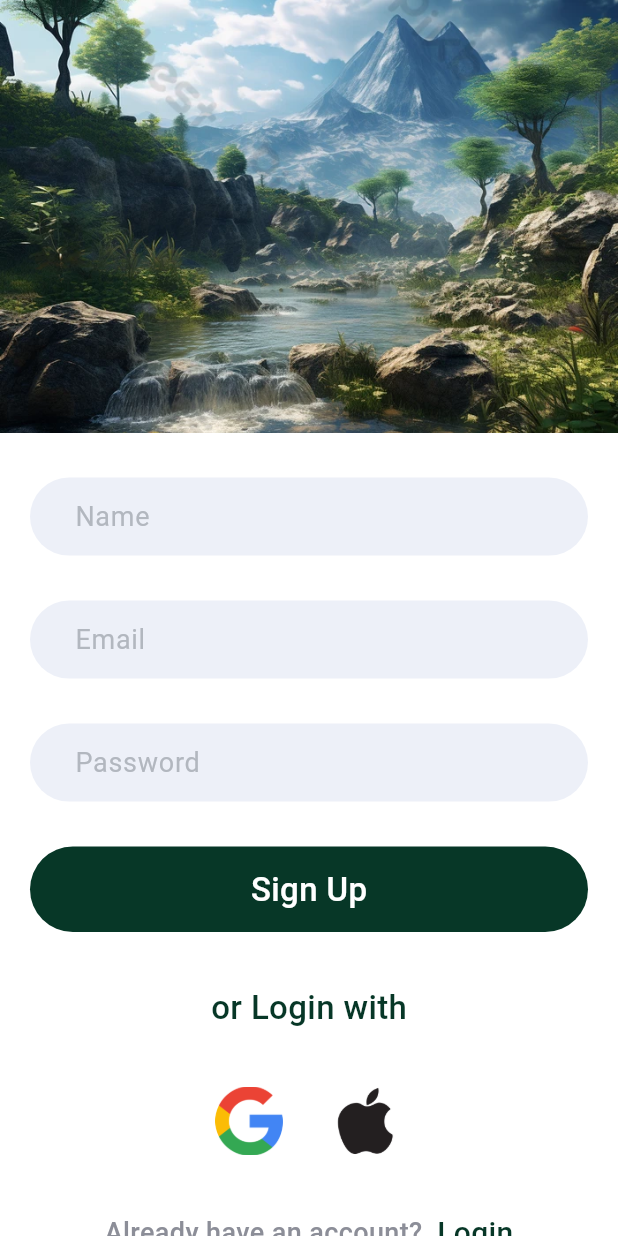
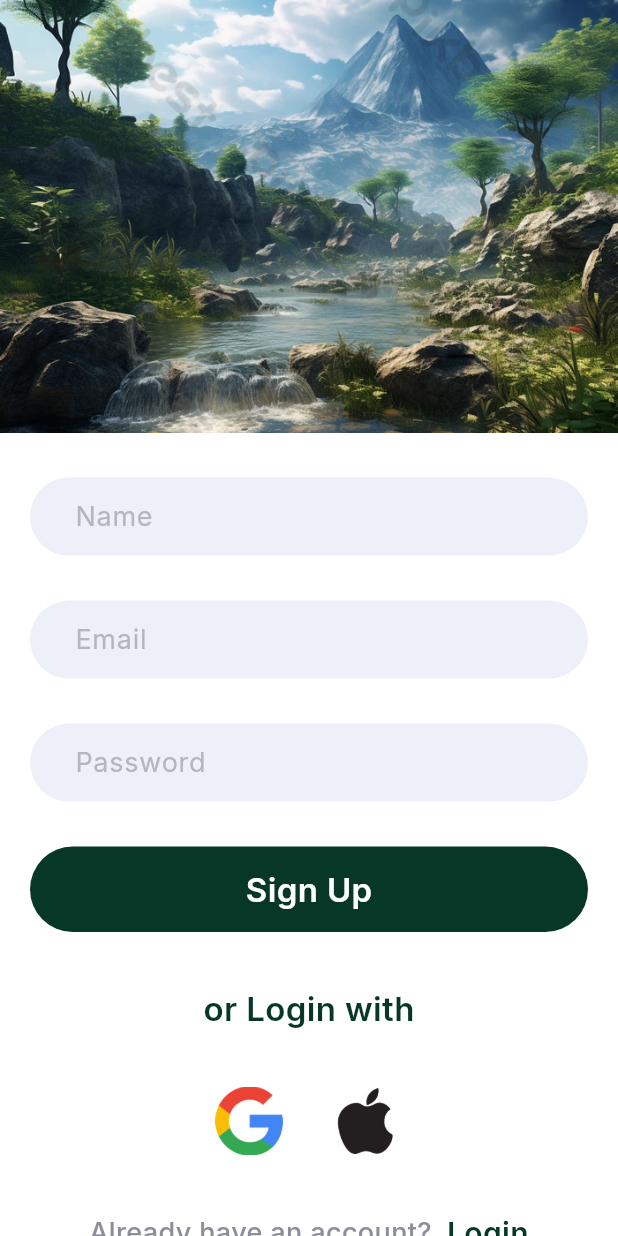
Before and after one commit to Hasib-39/Login_signup_app, a Flutter app: the screen it shows after launch, after a tap on "SignUp", on a phone screen of 412 x 824 dp. Run offline on Flutter 3.47's test engine with Material 3 defaults, Android fonts, the phone set to English and light mode, and no system bars; our stand-ins replace firebase_core; accounts and stored records are empty.

Commit message:
Initial Home Page Added

```diff
--- /dev/null
+++ b/lib/home.dart
@@ -0,0 +1,20 @@
+import 'package:flutter/material.dart';
+
+class Home extends StatefulWidget {
+  const Home({super.key});
+
+  @override
+  State<Home> createState() => _HomeState();
+}
+
+class _HomeState extends State<Home> {
+  @override
+  Widget build(BuildContext context) {
+    return Scaffold(
+      appBar: AppBar(
+        title: const Text("Home"),
+        centerTitle: true,
+      ),
+    );
+  }
+}
--- a/lib/login.dart
+++ b/lib/login.dart
@@ -50,7 +50,9 @@ class _LoginState extends State<Login> {
                               hintText: "Email",
                               hintStyle: TextStyle(
                                 color: Color(0xffb2b7bf),
-                                fontSize: 18
+                                fontSize: 18,
+                                fontFamily: 'Inter',
+
                               )
                             ),
                           ),
@@ -75,7 +77,8 @@ class _LoginState extends State<Login> {
                                 hintText: "Password",
                                 hintStyle: TextStyle(
                                     color: Color(0xffb2b7bf),
-                                    fontSize: 18
+                                    fontSize: 18,
+                                  fontFamily: 'Inter'
                                 ),
                             ),
                             obscureText: true,
@@ -99,7 +102,8 @@ class _LoginState extends State<Login> {
                                 style: TextStyle(
                                   color: Colors.white,
                                   fontSize: 22,
-                                  fontWeight: FontWeight.w500
+                                  fontWeight: FontWeight.w600,
+                                  fontFamily: 'Inter'
                                 ),
                               ),
                             ),
@@ -119,7 +123,8 @@ class _LoginState extends State<Login> {
                   style: TextStyle(
                     color: Color(0xFF8c8e98),
                     fontSize: 18,
-                    fontWeight: FontWeight.w500
+                    fontWeight: FontWeight.w500,
+                    fontFamily: 'Inter'
                   ),
                 ),
               ),
@@ -129,7 +134,8 @@ class _LoginState extends State<Login> {
                 style: TextStyle(
                   color: Color(0xff073727),
                   fontSize: 22,
-                  fontWeight: FontWeight.w500
+                  fontWeight: FontWeight.w600,
+                  fontFamily: 'Inter'
                 ),
               ),
               SizedBox(height: 30,),
@@ -170,7 +176,8 @@ class _LoginState extends State<Login> {
                     style: TextStyle(
                       color: Color(0xff8c8e98),
                       fontSize: 18,
-                      fontWeight: FontWeight.w500
+                      fontWeight: FontWeight.w500,
+                      fontFamily: 'Inter'
                     ),
                   ),
                   SizedBox(width: 5,),
@@ -185,7 +192,8 @@ class _LoginState extends State<Login> {
                       style: TextStyle(
                         color: Color(0xff073727),
                         fontSize: 20,
-                        fontWeight: FontWeight.w500
+                        fontWeight: FontWeight.w600,
+                        fontFamily: 'Inter'
                       ),
                     ),
                   )
--- a/lib/signup.dart
+++ b/lib/signup.dart
@@ -49,7 +49,8 @@ class _SignupState extends State<Signup> {
                             hintText: "Name",
                             hintStyle: TextStyle(
                               color: Color(0xffb2b7bf),
-                              fontSize: 18
+                              fontSize: 18,
+                              fontFamily: 'Inter'
                             )
                           ),
                         ),
@@ -73,7 +74,8 @@ class _SignupState extends State<Signup> {
                               hintText: "Email",
                               hintStyle: TextStyle(
                                   color: Color(0xffb2b7bf),
-                                  fontSize: 18
+                                  fontSize: 18,
+                                fontFamily: 'Inter'
                               )
                           ),
                         ),
@@ -97,7 +99,8 @@ class _SignupState extends State<Signup> {
                               hintText: "Password",
                               hintStyle: TextStyle(
                                   color: Color(0xffb2b7bf),
-                                  fontSize: 18
+                                  fontSize: 18,
+                                fontFamily: 'Inter'
                               )
                           ),
                           obscureText: true,
@@ -121,7 +124,8 @@ class _SignupState extends State<Signup> {
                               style: TextStyle(
                                 color: Colors.white,
                                 fontSize: 22,
-                                fontWeight: FontWeight.w500
+                                fontWeight: FontWeight.w600,
+                                fontFamily: 'Inter'
                               ),
                             ),
                           ),
@@ -137,7 +141,8 @@ class _SignupState extends State<Signup> {
                 style: TextStyle(
                   color: Color(0xff073727),
                   fontSize: 22,
-                  fontWeight: FontWeight.w500
+                  fontWeight: FontWeight.w600,
+                  fontFamily: 'Inter'
                 ),
               ),
               SizedBox(height: 35,),
@@ -168,7 +173,8 @@ class _SignupState extends State<Signup> {
                     style: TextStyle(
                       color: Color(0xff8c8e98),
                       fontSize: 18,
-                      fontWeight: FontWeight.w500
+                      fontWeight: FontWeight.w500,
+                      fontFamily: 'Inter'
                     ),
                   ),
                   SizedBox(width: 5,),
@@ -183,7 +189,8 @@ class _SignupState extends State<Signup> {
                       style: TextStyle(
                         color: Color(0xff073727),
                         fontSize: 20,
-                        fontWeight: FontWeight.w500
+                        fontWeight: FontWeight.w600,
+                        fontFamily: 'Inter'
                       ),
                     ),
                   )
```
Also changed, not shown: pubspec.yaml (+7 -0 lines), assets/fonts/Inter-Italic-VariableFont_opsz,wght.ttf (added), assets/fonts/Inter-VariableFont_opsz,wght.ttf (added).
